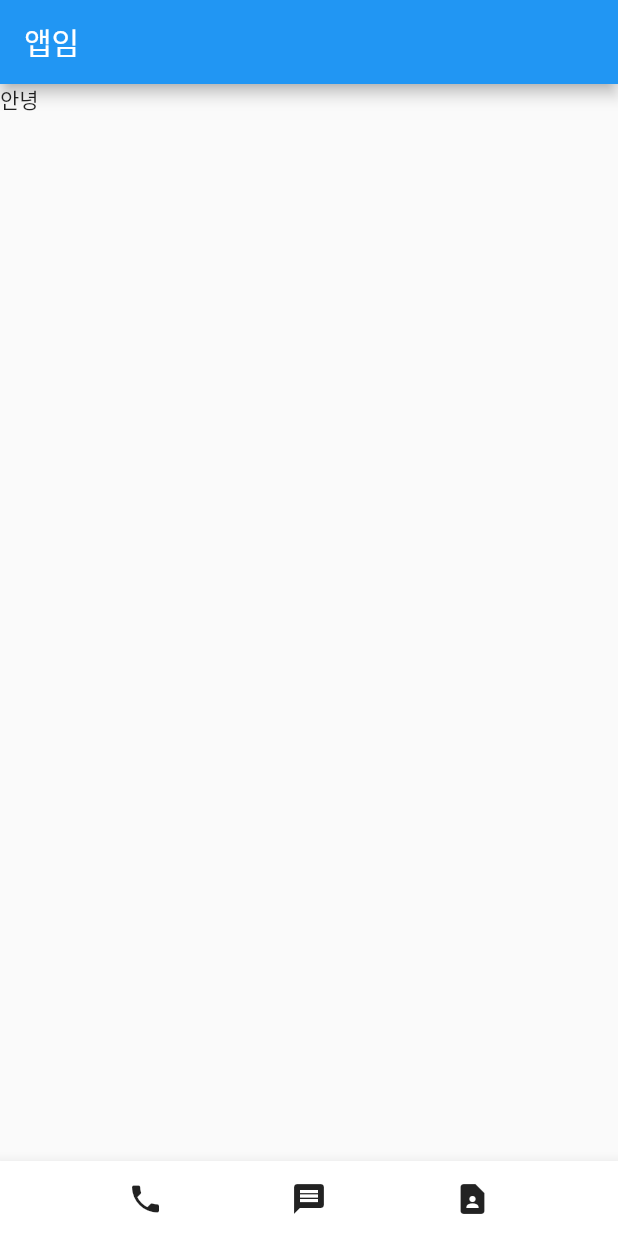
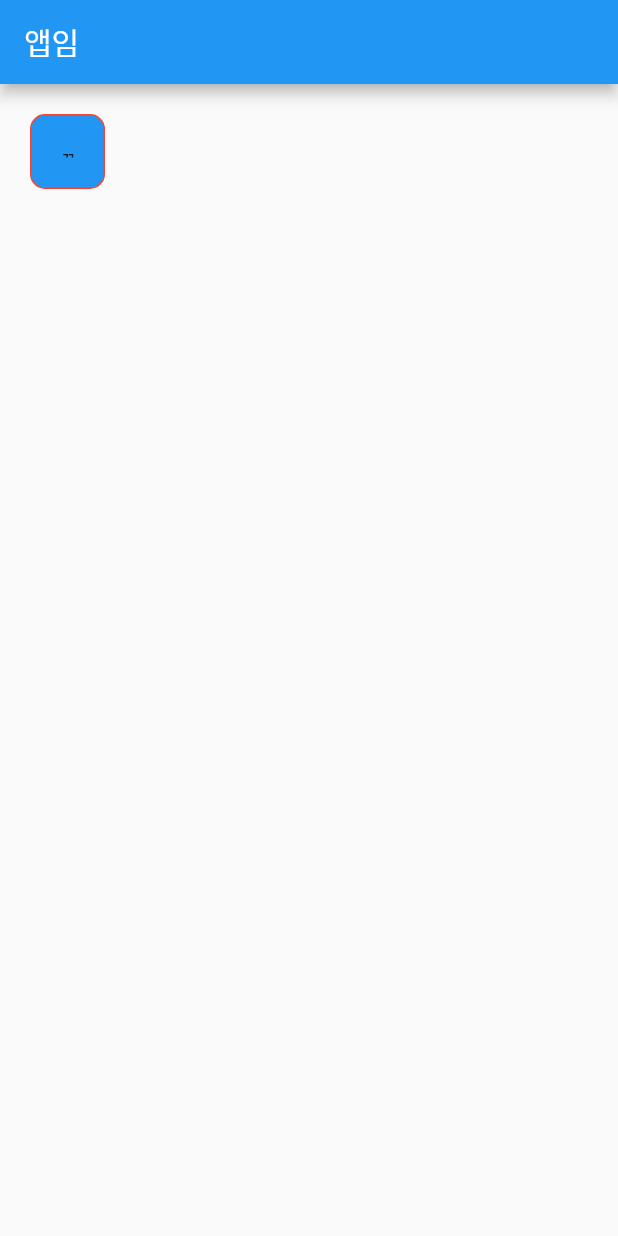
Before and after one commit to Hamjeonghui/contact, a Flutter app: the screen it shows after launch, on a phone screen of 412 x 824 dp. Run offline on Flutter 3.47's test engine with Material 2 defaults, Android fonts, the phone set to English and light mode, and no system bars.

Commit message:
컨테이너박스의 마진, 패딩, 테두리 등 기타 디자인 부여

```diff
--- a/lib/main.dart
+++ b/lib/main.dart
@@ -14,23 +14,18 @@ class MyApp extends StatelessWidget {
 
         appBar: AppBar(title: Text('앱임')),
 
-        body: Container(child: Text('안녕')),
-
-        bottomNavigationBar: BottomAppBar(
-          child: Container(
-            child: Row(
-              mainAxisAlignment: MainAxisAlignment.spaceEvenly,
-              crossAxisAlignment: CrossAxisAlignment.center,
-              children: const [
-                Icon(Icons.phone),
-                Icon(Icons.message),
-                Icon(Icons.contact_page)
-              ],
+        body: Container(
+            width: 50, height: 50, //color: Colors.blue -> decoration위젯 사용 순간 해당 컬러값은 그 위젯안에 넣어야만 중복에러가 없다.
+            //all은 전체여백관리이며, fromLTRB객체를 활용하면 좌상우하 방향여백 값을 개별부여 가능하다.
+            margin: EdgeInsets.all(20),//margin20
+            padding: EdgeInsets.all(20),//padding20
+            decoration: BoxDecoration( //색상, 보더, 그림자 등등 박스의 스타일 부여 위젯
+              color: Colors.blue,
+              border: Border.all(color: Colors.red),
+              borderRadius: BorderRadius.all(Radius.circular(10))
             ),
-            height: 50,
-          ),
-        )
-
+            child: Text("낄낄"),
+        ),
       )
     );
   }
```
